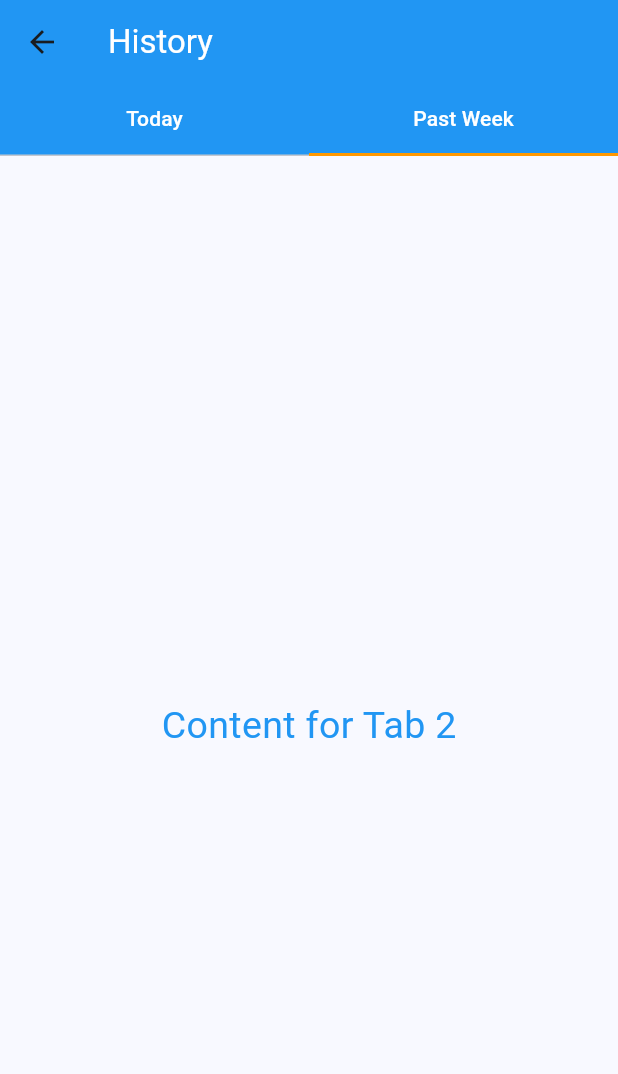
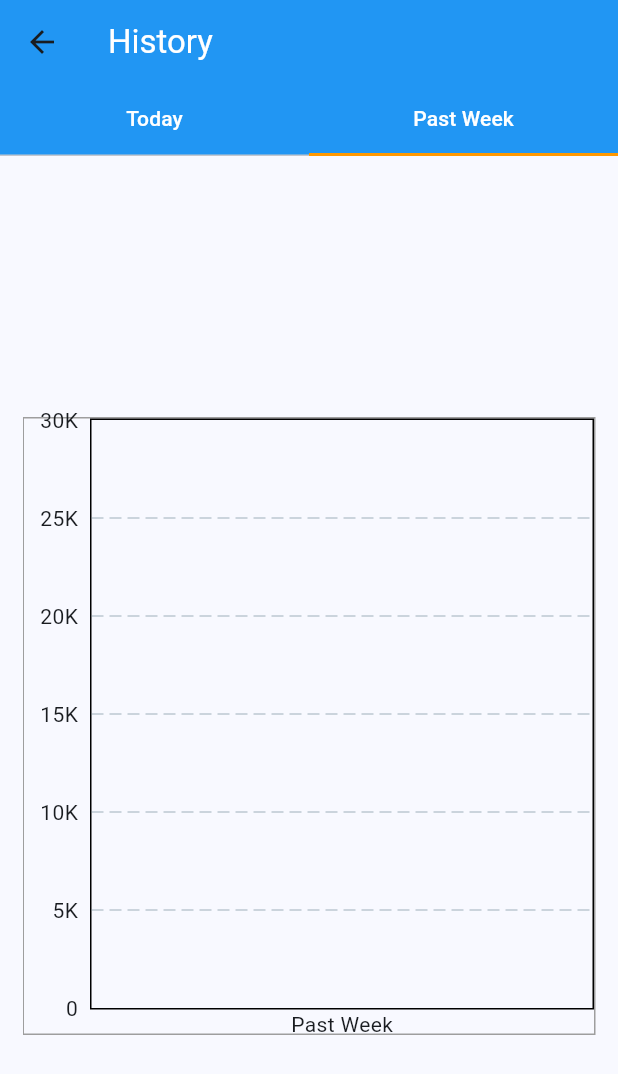
Before and after one commit to Ayoor/Water-Tracker-App, a Flutter app: the History screen opened directly, tab 2 chosen, on a phone screen of 412 x 824 dp. Shown: the top 1074 px of the screen. Run offline on Flutter 3.47's test engine with Material 3 defaults, Android fonts, the phone set to English and light mode, and no system bars; drawn by our look-alikes of fl_chart; our stand-ins replace animated_splash_screen, fluttertoast, percent_indicator, persistent_bottom_nav_bar_v2, shared_preferences; accounts and stored records are empty.

Commit message:
working on tabbar

```diff
--- /dev/null
+++ b/lib/Model/historyData.dart
@@ -0,0 +1,7 @@
+class HistoryData{
+  String date;
+  int totalWaterMl;
+
+
+  HistoryData({required this.date, required this.totalWaterMl});
+}
--- a/lib/view/History.dart
+++ b/lib/view/History.dart
@@ -1,8 +1,7 @@
-import 'dart:convert';
 import 'package:flutter/material.dart';
 import 'package:provider/provider.dart';
+import 'package:water_tracker/widgets/chart.dart';
 import '../ViewModel/DrinkHistoryProvider.dart';
-import '../Model/CupData.dart';
 
 class History extends StatefulWidget {
   const History({super.key});
@@ -89,11 +88,15 @@ class _HistoryState extends State<History> with SingleTickerProviderStateMixin {
                       );
                     },
                   ),
+
                   // Tab 2 - Past Week (You can implement the past week functionality similarly)
-                  const Center(
-                    child: Text(
-                      "Content for Tab 2",
-                      style: TextStyle(fontSize: 25, color: Colors.blue),
+                  Center(
+                    child: Container(
+                      height: MediaQuery.of(context).size.height/2,
+                      decoration: BoxDecoration(
+                        border: Border.all(color: Colors.grey),
+                      ),
+                      child: HistoryChart(),
                     ),
                   ),
                 ],
--- /dev/null
+++ b/lib/widgets/chart.dart
@@ -0,0 +1,28 @@
+import 'package:fl_chart/fl_chart.dart';
+import 'package:flutter/material.dart';
+
+class HistoryChart extends StatelessWidget {
+  @override
+  Widget build(BuildContext context) {
+    return LineChart(
+      LineChartData(
+        maxY: 30000,
+            lineBarsData: [
+              LineChartBarData(
+                color: Colors.orangeAccent,
+                barWidth: 3,
+                isCurved: true
+              )
+        ],
+        titlesData:  FlTitlesData(
+          topTitles: AxisTitles(
+            sideTitles: SideTitles(showTitles: false)
+          ),
+          rightTitles: AxisTitles( sideTitles: SideTitles(showTitles: false)),
+          // leftTitles: AxisTitles(sideTitles: SideTitles(showTitles: true), axisNameWidget: Text("Water ")),
+          bottomTitles: AxisTitles(axisNameWidget: Text("Past Week"), sideTitles: SideTitles()),
+        )
+      ),
+    );
+  }
+}
--- a/pubspec.yaml
+++ b/pubspec.yaml
@@ -40,6 +40,7 @@ dependencies:
   intl: #for date
   shared_preferences:
   provider:
+  fl_chart:
 
 dev_dependencies:
   flutter_test:
```
Also changed, not shown: pubspec.lock, 1 other file.
